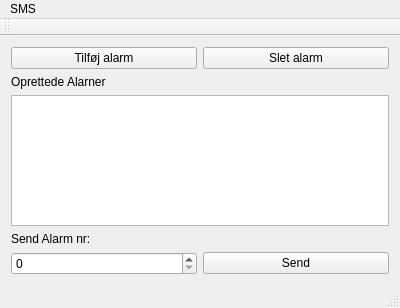
Above: SMS/mainwindow.ui from Simmetopia/semester_02 before the change. Below: the same form after it.
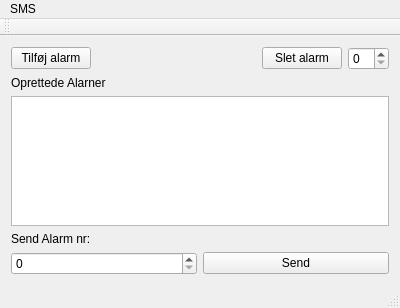
That is the form after the change.

Patch:
```diff
--- a/SMS/mainwindow.ui
+++ b/SMS/mainwindow.ui
@@ -28,12 +28,28 @@
        </widget>
       </item>
       <item>
-       <widget class="QPushButton" name="pushButton_3">
+       <spacer name="horizontalSpacer">
+        <property name="orientation">
+         <enum>Qt::Horizontal</enum>
+        </property>
+        <property name="sizeHint" stdset="0">
+         <size>
+          <width>40</width>
+          <height>20</height>
+         </size>
+        </property>
+       </spacer>
+      </item>
+      <item>
+       <widget class="QPushButton" name="sletAlarmKnap">
         <property name="text">
          <string>Slet alarm</string>
         </property>
        </widget>
       </item>
+      <item>
+       <widget class="QSpinBox" name="spinBox_2"/>
+      </item>
      </layout>
     </item>
     <item>
```
Left out of the diff: 2 changed lines with no effect on the pictures.
